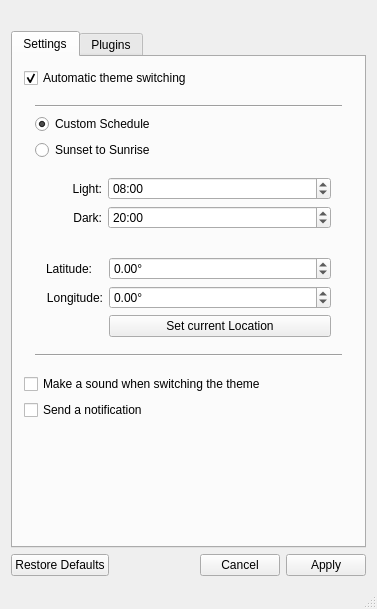
Above: designer/mainwindow.ui from l0drex/Yin-Yang before the change. Below: the same form after it.
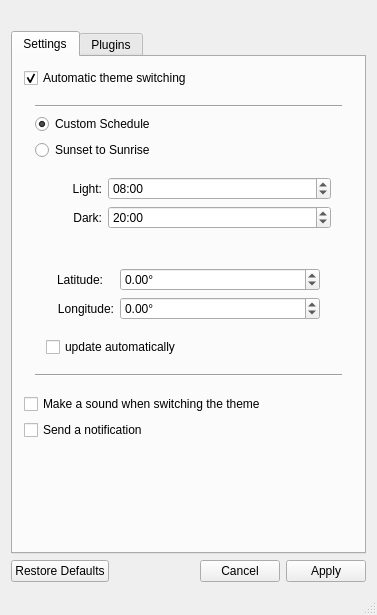
That is the form after the change. Icons and pictures are not drawn.

Commit message: Updated ui to new auto location behaviour

The edit to the form file:
```diff
--- a/designer/mainwindow.ui
+++ b/designer/mainwindow.ui
@@ -10,7 +10,7 @@
     <x>0</x>
     <y>0</y>
     <width>377</width>
-    <height>609</height>
+    <height>615</height>
    </rect>
   </property>
   <property name="minimumSize">
@@ -181,17 +181,10 @@
            </item>
            <item>
             <widget class="QFrame" name="location">
-             <layout class="QFormLayout" name="location_layout">
-              <item row="0" column="0">
-               <widget class="QLabel" name="label_latitude">
-                <property name="text">
-                 <string>Latitude:</string>
-                </property>
-                <property name="alignment">
-                 <set>Qt::AlignRight|Qt::AlignTrailing|Qt::AlignVCenter</set>
-                </property>
-               </widget>
-              </item>
+             <layout class="QVBoxLayout" name="verticalLayout">
+              <item>
+               <widget class="QWidget" name="location_input" native="true">
+                <layout class="QFormLayout" name="formLayout">
               <item row="1" column="0">
                <widget class="QLabel" name="label_longitude">
                 <property name="text">
@@ -202,31 +195,6 @@
                 </property>
                </widget>
               </item>
-              <item row="0" column="1">
-               <widget class="QDoubleSpinBox" name="inp_latitude">
-                <property name="sizePolicy">
-                 <sizepolicy hsizetype="Minimum" vsizetype="Minimum">
-                  <horstretch>0</horstretch>
-                  <verstretch>0</verstretch>
-                 </sizepolicy>
-                </property>
-                <property name="minimumSize">
-                 <size>
-                  <width>88</width>
-                  <height>0</height>
-                 </size>
-                </property>
-                <property name="suffix">
-                 <string>°</string>
-                </property>
-                <property name="minimum">
-                 <double>-90.000000000000000</double>
-                </property>
-                <property name="maximum">
-                 <double>90.000000000000000</double>
-                </property>
-               </widget>
-              </item>
               <item row="1" column="1">
                <widget class="QDoubleSpinBox" name="inp_longitude">
                 <property name="sizePolicy">
@@ -252,10 +220,48 @@
                 </property>
                </widget>
               </item>
-              <item row="2" column="1">
-               <widget class="QPushButton" name="btn_location">
+                 <item row="0" column="0">
+                  <widget class="QLabel" name="label_latitude">
                 <property name="text">
-                 <string>Set current Location</string>
+                    <string>Latitude:</string>
+                   </property>
+                   <property name="alignment">
+                    <set>Qt::AlignRight|Qt::AlignTrailing|Qt::AlignVCenter</set>
+                   </property>
+                  </widget>
+                 </item>
+                 <item row="0" column="1">
+                  <widget class="QDoubleSpinBox" name="inp_latitude">
+                   <property name="sizePolicy">
+                    <sizepolicy hsizetype="Minimum" vsizetype="Minimum">
+                     <horstretch>0</horstretch>
+                     <verstretch>0</verstretch>
+                    </sizepolicy>
+                   </property>
+                   <property name="minimumSize">
+                    <size>
+                     <width>88</width>
+                     <height>0</height>
+                    </size>
+                   </property>
+                   <property name="suffix">
+                    <string>°</string>
+                   </property>
+                   <property name="minimum">
+                    <double>-90.000000000000000</double>
+                   </property>
+                   <property name="maximum">
+                    <double>90.000000000000000</double>
+                   </property>
+                  </widget>
+                 </item>
+                </layout>
+               </widget>
+              </item>
+              <item>
+               <widget class="QCheckBox" name="btn_location">
+                <property name="text">
+                 <string>update automatically</string>
                 </property>
                </widget>
               </item>
```
Left out of the diff: 4 changed lines with no effect on the pictures. Lines whose indentation alone changed are shown as unchanged. The commit also changes 3 other files.
